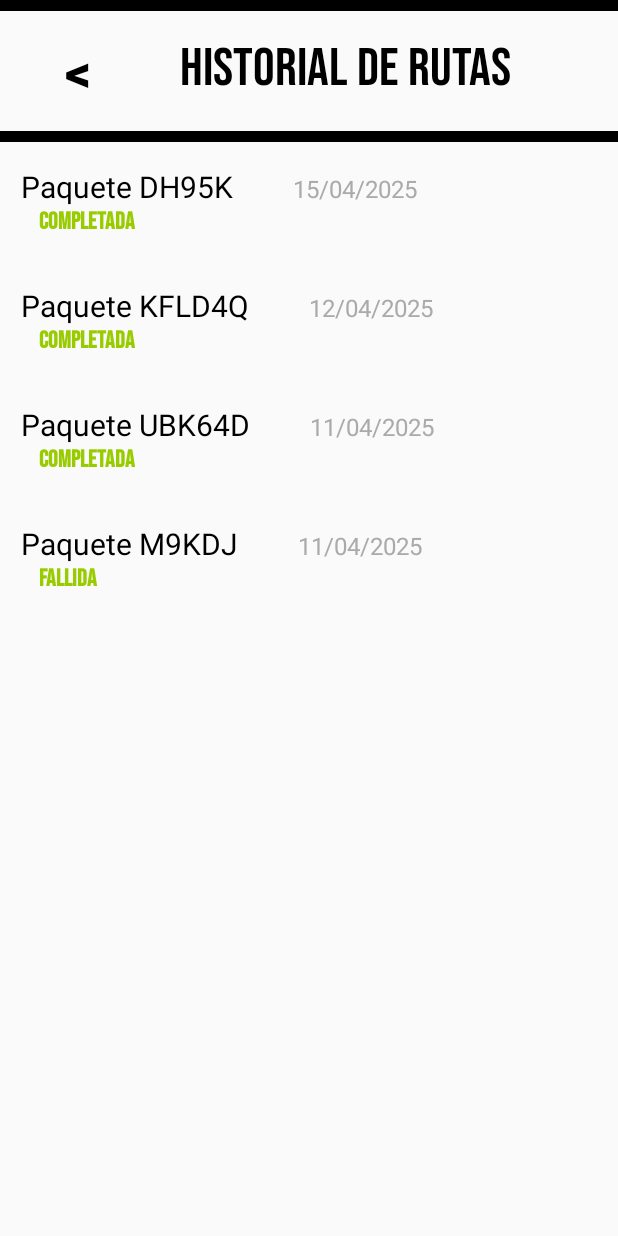
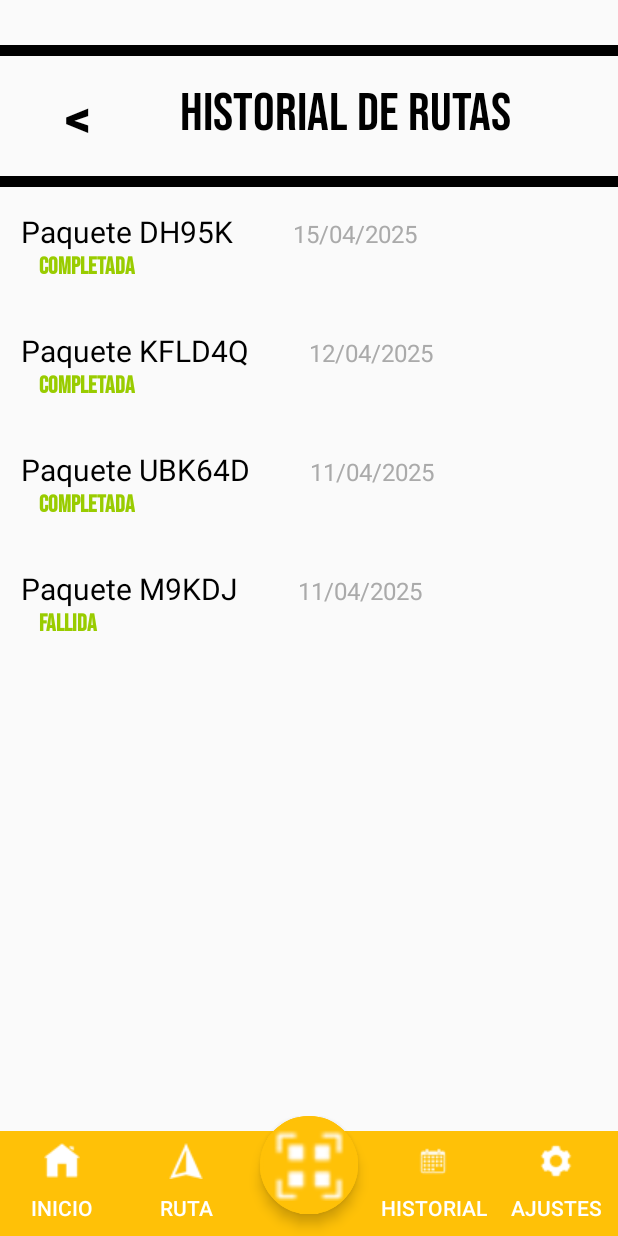
Before and after one commit to leo-avendano/logistics-management-android-native, an Android app: the HistoryActivity screen opened directly, with no data from a screen before it, on a phone screen of 412 x 824 dp. Run offline under Robolectric (Android 15) with nearby library versions, the phone set to English and light mode, and no system bars.

Commit message:
fix&refractor: fixed error de firebase, agregado navbar en history & cambios menores

```diff
--- a/app/build.gradle.kts
+++ b/app/build.gradle.kts
@@ -44,7 +44,6 @@ dependencies {
     androidTestImplementation(libs.ext.junit)
     androidTestImplementation(libs.espresso.core)
     implementation(platform("com.google.firebase:firebase-bom:33.11.0"))
-    implementation("com.google.firebase:firebase-auth")
     implementation("com.squareup.retrofit2:retrofit:2.9.0")
     implementation("com.squareup.retrofit2:converter-gson:2.9.0")
     implementation("androidx.recyclerview:recyclerview:1.2.1")
--- a/app/src/main/java/com/example/logistics_management_android_native/auth/LoginActivity.java
+++ b/app/src/main/java/com/example/logistics_management_android_native/auth/LoginActivity.java
@@ -9,7 +9,7 @@ import android.widget.Toast;
 
 import androidx.appcompat.app.AppCompatActivity;
 
-import com.example.logistics_management_android_native.HomeActivity;
+import com.example.logistics_management_android_native.home.HomeActivity;
 import com.example.logistics_management_android_native.R;
 import com.google.firebase.FirebaseApp;
 import com.google.firebase.auth.FirebaseAuth;
--- a/app/src/main/java/com/example/logistics_management_android_native/history/HistoryActivity.java
+++ b/app/src/main/java/com/example/logistics_management_android_native/history/HistoryActivity.java
@@ -1,8 +1,11 @@
 package com.example.logistics_management_android_native.history;
 
 import com.example.logistics_management_android_native.R;
+import com.example.logistics_management_android_native.components.NavbarHelper;
 import com.example.logistics_management_android_native.model.PackageHistory; // Adjust the import based on your package structure
 import android.os.Bundle;
+import android.view.View;
+
 import androidx.appcompat.app.AppCompatActivity;
 import androidx.recyclerview.widget.LinearLayoutManager;
 import androidx.recyclerview.widget.RecyclerView;
@@ -10,7 +13,7 @@ import java.util.ArrayList;
 
 public class HistoryActivity extends AppCompatActivity {
 
-    private Adapter adapter;
+    private HistoryRuteAdapter adapter;
     private ArrayList<PackageHistory> packageList;
 
     @Override
@@ -20,7 +23,10 @@ public class HistoryActivity extends AppCompatActivity {
 
         RecyclerView recyclerView = findViewById(R.id.recyclerView);
         packageList = new ArrayList<>();
-        adapter = new Adapter(packageList);
+        adapter = new HistoryRuteAdapter(packageList);
+
+        View navbar = findViewById(R.id.navbar_menu);
+        NavbarHelper.setupNavbar(navbar, this);
 
         recyclerView.setLayoutManager(new LinearLayoutManager(this));
         recyclerView.setAdapter(adapter);
--- a/app/src/main/java/com/example/logistics_management_android_native/history/Adapter.java
+++ b/app/src/main/java/com/example/logistics_management_android_native/history/HistoryRuteAdapter.java
@@ -11,10 +11,10 @@ import java.util.List;
 
 import com.example.logistics_management_android_native.model.PackageHistory;
 
-public class Adapter extends RecyclerView.Adapter<Adapter.ViewHolder> {
+public class HistoryRuteAdapter extends RecyclerView.Adapter<HistoryRuteAdapter.ViewHolder> {
     private final List<PackageHistory> items;
 
-    public Adapter(List<PackageHistory> items) {
+    public HistoryRuteAdapter(List<PackageHistory> items) {
         this.items = items;
     }
 
--- a/app/src/main/java/com/example/logistics_management_android_native/home/HomeActivity.java
+++ b/app/src/main/java/com/example/logistics_management_android_native/home/HomeActivity.java
@@ -26,6 +26,7 @@ public class HomeActivity extends AppCompatActivity implements RuteViewAdapter.O
 
         View navbar = findViewById(R.id.navbar_menu);
         NavbarHelper.setupNavbar(navbar, this);
+
         loadSampleData();
         adapter = new RuteViewAdapter(ruteList);
         adapter.setOnItemClickListener(this);
--- a/app/src/main/res/layout/activity_history.xml
+++ b/app/src/main/res/layout/activity_history.xml
@@ -3,14 +3,16 @@
     xmlns:app="http://schemas.android.com/apk/res-auto"
     xmlns:tools="http://schemas.android.com/tools"
     android:layout_width="match_parent"
-    android:layout_height="match_parent">
+    android:layout_height="match_parent"
+    android:layout_marginTop="30dp">
 
     <LinearLayout
         android:id="@+id/linearLayout"
         android:layout_width="match_parent"
         android:layout_height="wrap_content"
         android:orientation="vertical"
-        app:layout_constraintTop_toTopOf="parent">
+        app:layout_constraintTop_toTopOf="parent"
+        tools:layout_editor_absoluteX="0dp">
 
         <View
             android:id="@+id/topLine"
@@ -22,9 +24,9 @@
         <LinearLayout
             android:layout_width="match_parent"
             android:layout_height="wrap_content"
-            android:orientation="horizontal"
             android:layout_marginTop="16dp"
-            android:layout_marginBottom="16dp">
+            android:layout_marginBottom="16dp"
+            android:orientation="horizontal">
 
             <Button
                 android:id="@+id/btnBack"
@@ -36,7 +38,7 @@
                 android:text="&lt;"
                 android:textColor="@android:color/black"
                 android:textSize="34sp"
-                android:textStyle="bold"/>
+                android:textStyle="bold" />
 
             <TextView
                 android:id="@+id/titleHistorial"
@@ -44,7 +46,7 @@
                 android:layout_width="wrap_content"
                 android:layout_height="match_parent"
                 android:layout_marginLeft="24dp"
-                android:text="@string/historial_de_rutas"/>
+                android:text="@string/historial_de_rutas" />
         </LinearLayout>
 
         <View
@@ -62,6 +64,15 @@
         app:layout_constraintEnd_toEndOf="parent"
         app:layout_constraintStart_toStartOf="parent"
         app:layout_constraintTop_toBottomOf="@+id/linearLayout"
-        app:layout_constraintVertical_bias="0.473" />
+        tools:ignore="SpeakableTextPresentCheck" />
+
+    <include
+        android:id="@+id/navbar_menu"
+        layout="@layout/navbar_menu"
+        android:layout_width="match_parent"
+        android:layout_height="wrap_content"
+        app:layout_constraintBottom_toBottomOf="parent"
+        app:layout_constraintEnd_toEndOf="parent"
+        app:layout_constraintStart_toStartOf="parent"/>
 
 </androidx.constraintlayout.widget.ConstraintLayout>
```
Also changed, not shown: app/src/main/java/com/example/logistics_management_android_native/HomeActivity.java (deleted, +0 -13 lines), app/src/main/res/layout/activity_home.xml (+13 -3 lines).
